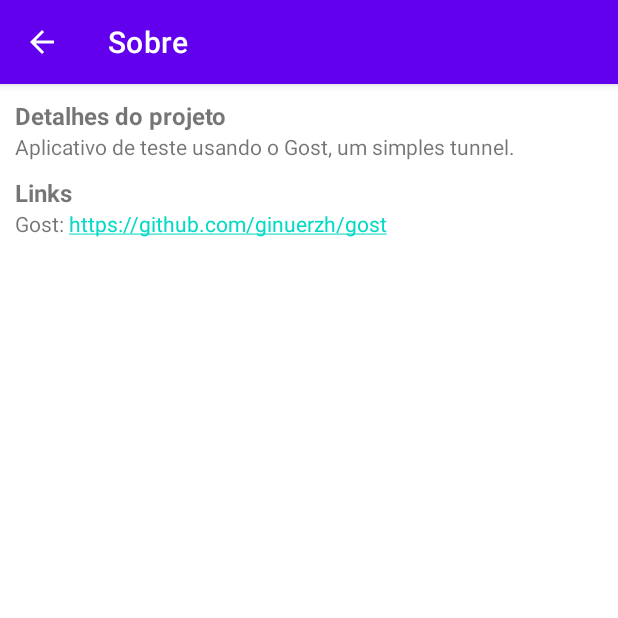
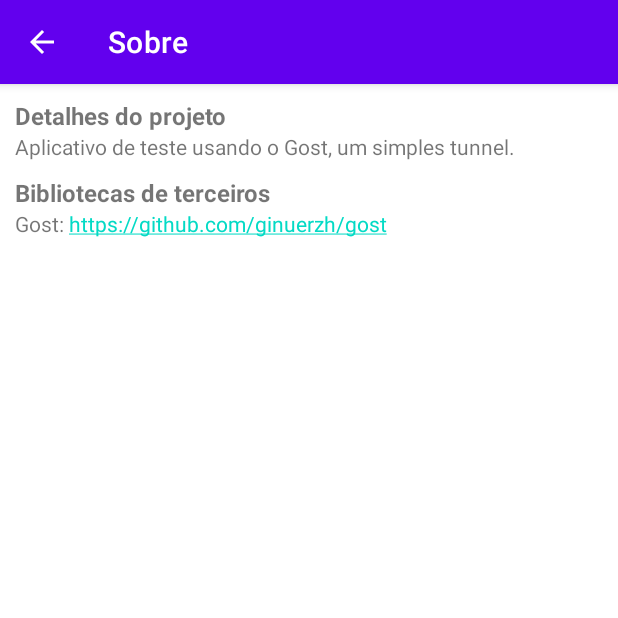
Before and after one commit to SlipkHunter/GostVPN, an Android app: the AboutActivity screen opened directly, with no data from a screen before it, on a phone screen of 412 x 824 dp, the top half of it. Run offline under Robolectric (Android 15) with nearby library versions, the phone set to English and light mode, and no system bars.

Commit message:
Small fixes

```diff
--- a/app/build.gradle
+++ b/app/build.gradle
@@ -9,7 +9,7 @@ apply plugin: 'kotlin-kapt'
 apply plugin: 'dagger.hilt.android.plugin'
 
 android {
-    compileSdk 32
+    compileSdk compileSDK
 
     buildFeatures {
         viewBinding true // permite substituir findById
--- /dev/null
+++ b/app/src/main/assets/LINKS.txt
@@ -0,0 +1 @@
+Gost: https://github.com/ginuerzh/gost
--- a/app/src/main/java/com/slipkprojects/gostvpn/GostApplication.kt
+++ b/app/src/main/java/com/slipkprojects/gostvpn/GostApplication.kt
@@ -29,7 +29,7 @@ class GostApplication: Application() {
         val importance = NotificationManager.IMPORTANCE_LOW
 
         (getSystemService(NOTIFICATION_SERVICE) as NotificationManager).createNotificationChannel(
-            NotificationChannel(com.slipkprojects.gostvpn.service.GostService.NOTIFICATION_CHANNEL_ID, name, importance).apply {
+            NotificationChannel(GostService.NOTIFICATION_CHANNEL_ID, name, importance).apply {
                 this.description = description
                 enableLights(false)
                 enableVibration(false)
--- a/app/src/main/java/com/slipkprojects/gostvpn/Utils.kt
+++ b/app/src/main/java/com/slipkprojects/gostvpn/Utils.kt
@@ -4,6 +4,9 @@ import android.app.Activity
 import android.content.ClipData
 import android.content.ClipboardManager
 import android.content.Context
+import android.os.Build
+import android.text.Html
+import android.text.Spanned
 import android.view.WindowManager
 import android.view.inputmethod.InputMethodManager
 import android.widget.Toast
@@ -32,4 +35,14 @@ object Utils {
              }
          }
      }
+
+    fun fromHtmlCompat(text: String): Spanned {
+        val textFinal = text.replace("\n", "<br/>")
+
+        return if (Build.VERSION.SDK_INT < Build.VERSION_CODES.N) {
+            Html.fromHtml(textFinal)
+        } else {
+            Html.fromHtml(textFinal, Html.FROM_HTML_MODE_LEGACY)
+        }
+    }
 }
--- a/app/src/main/java/com/slipkprojects/gostvpn/activity/AboutActivity.kt
+++ b/app/src/main/java/com/slipkprojects/gostvpn/activity/AboutActivity.kt
@@ -2,7 +2,9 @@ package com.slipkprojects.gostvpn.activity
 
 import androidx.appcompat.app.AppCompatActivity
 import android.os.Bundle
+import com.slipkprojects.gostvpn.Utils
 import com.slipkprojects.gostvpn.databinding.ActivityAboutBinding
+import java.io.IOException
 
 class AboutActivity : AppCompatActivity() {
     private val binding by lazy { ActivityAboutBinding.inflate(layoutInflater) }
@@ -10,10 +12,24 @@ class AboutActivity : AppCompatActivity() {
     override fun onCreate(savedInstanceState: Bundle?) {
         super.onCreate(savedInstanceState)
         setContentView(binding.root)
+
+        setLinksFromAssets()
     }
 
     override fun onSupportNavigateUp(): Boolean {
         onBackPressed()
         return true
     }
+
+    private fun setLinksFromAssets() {
+        try {
+            val aboutText = assets.open("LINKS.txt")
+                .bufferedReader()
+                .readText()
+
+            binding.tvLinks.text = Utils.fromHtmlCompat(aboutText)
+        } catch (e: IOException) {
+            binding.tvLinks.text = ""
+        }
+    }
 }
--- a/app/src/main/java/com/slipkprojects/gostvpn/fragment/HomeTabFragment.kt
+++ b/app/src/main/java/com/slipkprojects/gostvpn/fragment/HomeTabFragment.kt
@@ -72,7 +72,7 @@ class HomeTabFragment: Fragment() {
                         binding?.editor?.setTextContent(text.trim())
                     }
                 } else {
-                    Toast.makeText(context, "Desconecte antes para editar a configuração", Toast.LENGTH_SHORT)
+                    Toast.makeText(context, R.string.error_need_disconnect, Toast.LENGTH_SHORT)
                         .show()
                 }
             }
--- a/app/src/main/res/layout/activity_about.xml
+++ b/app/src/main/res/layout/activity_about.xml
@@ -5,32 +5,40 @@
         xmlns:app="http://schemas.android.com/apk/res-auto"
         android:layout_width="match_parent"
         android:layout_height="match_parent"
-        tools:context=".activity.AboutActivity" android:padding="10dp">
+        tools:context=".activity.AboutActivity"
+        android:padding="10dp">
 
     <TextView
-            android:text="Links"
+            android:text="@string/third_parties"
             android:layout_width="wrap_content"
-            android:layout_height="wrap_content" android:id="@+id/textView6"
-            android:textStyle="bold" android:textSize="16sp" app:layout_constraintStart_toStartOf="@+id/textView3"
+            android:layout_height="wrap_content"
+            android:id="@+id/textView6"
+            android:textStyle="bold"
+            android:textSize="16sp"
+            app:layout_constraintStart_toStartOf="@+id/textView3"
             app:layout_constraintTop_toBottomOf="@+id/textView4" android:layout_marginTop="10dp"/>
     <TextView
-            android:text="Detalhes do projeto"
+            android:text="@string/title_app_info"
             android:layout_width="wrap_content"
-            android:layout_height="wrap_content" android:id="@+id/textView3"
-            android:textStyle="bold" android:textSize="16sp" app:layout_constraintStart_toStartOf="parent"
+            android:layout_height="wrap_content"
+            android:id="@+id/textView3"
+            android:textStyle="bold"
+            android:textSize="16sp"
+            app:layout_constraintStart_toStartOf="parent"
             app:layout_constraintTop_toTopOf="parent"/>
     <TextView
-            android:text="Aplicativo de teste usando o Gost, um simples tunnel."
+            android:text="@string/app_description"
             android:layout_width="wrap_content"
-            android:layout_height="wrap_content" android:id="@+id/textView4"
+            android:layout_height="wrap_content"
+            android:id="@+id/textView4"
             app:layout_constraintStart_toStartOf="@+id/textView3"
             app:layout_constraintTop_toBottomOf="@+id/textView3"/>
     <TextView
-            android:text="Gost: https://github.com/ginuerzh/gost"
             android:layout_width="wrap_content"
             android:layout_height="wrap_content"
             android:autoLink="web"
-            android:id="@+id/textView7"
+            android:id="@+id/tv_links"
+            tools:text="Example: https://example.com/test"
             app:layout_constraintStart_toStartOf="@+id/textView6"
             app:layout_constraintTop_toBottomOf="@+id/textView6"/>
 </androidx.constraintlayout.widget.ConstraintLayout>
--- a/app/src/main/res/layout/activity_main.xml
+++ b/app/src/main/res/layout/activity_main.xml
@@ -25,10 +25,10 @@
             android:id="@+id/pager"
             android:layout_width="match_parent"
             android:layout_height="0dp"
-            android:layout_marginStart="10dp"
-            android:layout_marginEnd="10dp"
             app:layout_constraintTop_toBottomOf="@+id/tab_layout"
-            app:layout_constraintBottom_toBottomOf="parent">
+            app:layout_constraintBottom_toBottomOf="parent"
+            app:layout_constraintStart_toStartOf="parent"
+            app:layout_constraintEnd_toEndOf="parent">
 
     </androidx.viewpager2.widget.ViewPager2>
 
--- a/app/src/main/res/layout/fragment_home_tab.xml
+++ b/app/src/main/res/layout/fragment_home_tab.xml
@@ -30,7 +30,8 @@
                 android:minLines="10"
                 android:hint="@string/help_write_settings"
                 app:layout_constraintTop_toBottomOf="@+id/textView"
-                app:layout_constraintBottom_toTopOf="@+id/button_starter"/>
+                app:layout_constraintBottom_toTopOf="@+id/button_starter"
+                app:layout_constraintStart_toStartOf="parent" app:layout_constraintEnd_toEndOf="parent"/>
 
         <Button
                 android:text="@string/action_start"
--- a/app/src/main/res/layout/fragment_logs_tab.xml
+++ b/app/src/main/res/layout/fragment_logs_tab.xml
@@ -8,8 +8,10 @@
             android:layout_width="match_parent"
             android:layout_height="0dp"
             android:id="@+id/rv_logs"
-            app:layout_constraintStart_toStartOf="parent" app:layout_constraintEnd_toEndOf="parent"
-            tools:listitem="@layout/item_logs_list" app:layout_constraintBottom_toBottomOf="parent"
+            app:layout_constraintStart_toStartOf="parent"
+            app:layout_constraintEnd_toEndOf="parent"
+            tools:listitem="@layout/item_logs_list"
+            app:layout_constraintBottom_toBottomOf="parent"
             app:layout_constraintTop_toTopOf="parent"/>
 
 </androidx.constraintlayout.widget.ConstraintLayout>
--- a/app/src/main/res/values/strings.xml
+++ b/app/src/main/res/values/strings.xml
@@ -9,4 +9,8 @@
     <string name="import_clipboard">Importar do clipboard</string>
     <string name="help_write_settings">Digite/cole as configurações do gost aqui</string>
     <string name="error_empty_settings">As configurações não podem ficar em branco</string>
+    <string name="title_app_info">Detalhes do projeto</string>
+    <string name="app_description">Aplicativo de teste usando o Gost, um simples tunnel.</string>
+    <string name="third_parties">Bibliotecas de terceiros</string>
+    <string name="error_need_disconnect">Desconecte antes para editar a configuração</string>
 </resources>
--- a/build.gradle
+++ b/build.gradle
@@ -1,5 +1,8 @@
 // Top-level build file where you can add configuration options common to all sub-projects/modules.
 buildscript {
+    ext {
+        compileSDK = 31
+    }
     repositories {
         google()
         mavenCentral()
--- a/data/build.gradle
+++ b/data/build.gradle
@@ -10,7 +10,7 @@ apply plugin: 'kotlin-kapt'
 apply plugin: 'dagger.hilt.android.plugin'
 
 android {
-    compileSdk 32
+    compileSdk compileSDK
 
     defaultConfig {
         minSdk 21
--- a/domain/build.gradle
+++ b/domain/build.gradle
@@ -8,7 +8,7 @@ apply plugin: 'kotlin-kapt'
 apply plugin: 'dagger.hilt.android.plugin'
 
 android {
-    compileSdk 32
+    compileSdk compileSDK
 
     defaultConfig {
         minSdk 21
--- a/service/build.gradle
+++ b/service/build.gradle
@@ -8,7 +8,7 @@ apply plugin: 'kotlin-kapt'
 apply plugin: 'dagger.hilt.android.plugin'
 
 android {
-    compileSdk 32
+    compileSdk compileSDK
 
     defaultConfig {
         minSdk 21
```
Also changed, not shown: app/src/main/res/layout/item_logs_list.xml (+6 -3 lines), app/src/main/assets/LICENSES.txt (deleted), 1 other file.
